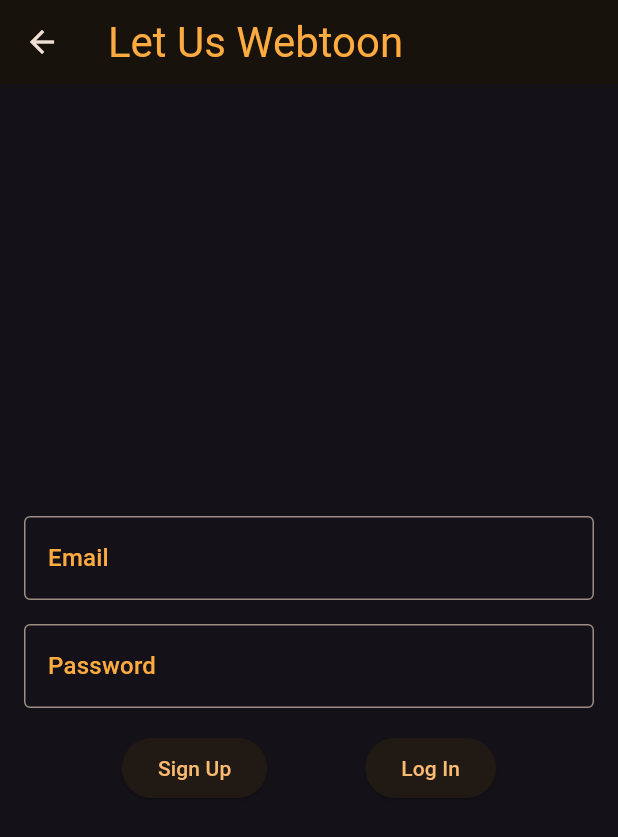
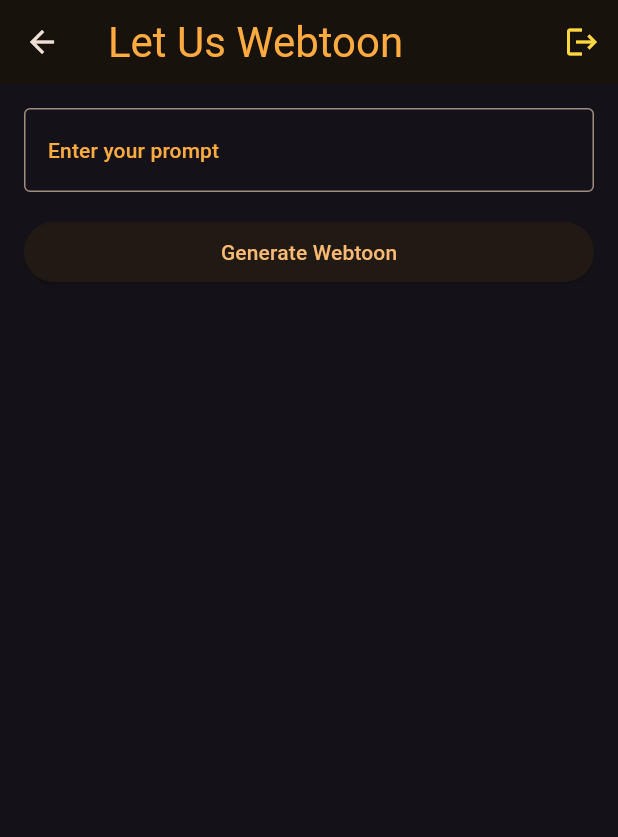
Before and after one commit to WinstonWaligora/let_us_webtoon, a Flutter app: the HomeScreen screen opened directly, after a tap on "Generate New Webtoon", on a phone screen of 412 x 824 dp. Shown: the top 837 px of the screen. Run offline on Flutter 3.47's test engine with Material 3 defaults, Android fonts, the light colour scheme and no system bars; our stand-ins replace firebase_auth, firebase_core; accounts and stored records are empty.

Commit message:
generate_webtoon.dart basic layout

```diff
--- /dev/null
+++ b/lib/generate_webtoon.dart
@@ -0,0 +1,99 @@
+import 'package:firebase_auth/firebase_auth.dart';
+import 'package:flutter/material.dart';
+import 'package:let_us_webtoon/login_screen.dart';
+
+class GenerateWebtoonScreen extends StatefulWidget {
+  const GenerateWebtoonScreen({super.key});
+
+  @override
+  _GenerateWebtoonScreenState createState() => _GenerateWebtoonScreenState();
+}
+
+class _GenerateWebtoonScreenState extends State<GenerateWebtoonScreen> {
+  String generatedScript = ''; // Store the generated script here
+
+  // Function to make the REST POST request and update the generatedScript
+  Future<void> generateWebtoon(String prompt) async {
+    // Implement your API call logic here
+    // Example: Make a POST request to the generative text API
+    // and store the response in generatedScript
+    // ...
+
+    // For demonstration purposes, let's assume the API returns a sample script:
+    setState(() {
+      generatedScript = '''
+        Title: "The Mysterious Webtoon"
+
+        Characters:
+        - Alex (Protagonist): A tech-savvy detective.
+        - Maya (Antagonist): A mischievous AI with a hidden agenda.
+
+        Scene 1: Alex's Office
+        Alex: Maya, what are you hiding?
+        Maya: Oh, just a little secret code that could change the world.
+        Alex: Show me!
+        Maya: (smirking) You'll regret it.
+        ''';
+    });
+  }
+
+  @override
+  Widget build(BuildContext context) {
+    return Scaffold(
+      appBar: AppBar(
+        title: Text('Let Us Webtoon',
+            style: Theme.of(context).textTheme.headlineMedium),
+        actions: [
+          // Sign out button
+          IconButton(
+            onPressed: () async {
+              // Sign out the user from Firebase
+              await FirebaseAuth.instance.signOut();
+              // Navigate to the login screen
+              Navigator.of(context).pushReplacement(
+                MaterialPageRoute(builder: (context) => const LoginScreen()),
+              );
+            },
+            icon: const Icon(Icons.logout),
+            color:
+                Theme.of(context).iconTheme.color, // Explicitly set icon color
+          ),
+        ],
+      ),
+      body: Padding(
+        padding: const EdgeInsets.all(16.0),
+        child: Column(
+          crossAxisAlignment: CrossAxisAlignment.stretch,
+          children: [
+            TextField(
+              decoration: InputDecoration(
+                labelText: 'Enter your prompt',
+                labelStyle: Theme.of(context).textTheme.labelLarge,
+                border: OutlineInputBorder(),
+              ),
+              onChanged: (value) {
+                // Handle prompt input
+                // ...
+              },
+            ),
+            SizedBox(height: 16.0),
+            ElevatedButton(
+              onPressed: () {
+                // Call the API and update generatedScript
+                generateWebtoon('User-provided prompt');
+              },
+              child: Text('Generate Webtoon'),
+            ),
+            SizedBox(height: 16.0),
+            Text(
+              generatedScript,
+              style: Theme.of(context)
+                  .textTheme
+                  .bodyLarge, // Use appropriate text style
+            ),
+          ],
+        ),
+      ),
+    );
+  }
+}
--- a/lib/home_screen.dart
+++ b/lib/home_screen.dart
@@ -1,5 +1,6 @@
 import 'package:flutter/material.dart';
 import 'package:firebase_auth/firebase_auth.dart';
+import 'package:let_us_webtoon/generate_webtoon.dart';
 import 'package:let_us_webtoon/login_screen.dart';
 
 class HomeScreen extends StatelessWidget {
@@ -55,7 +56,7 @@ class HomeScreen extends StatelessWidget {
             onTap: () {
               // Navigate to GenerateWebtoonScreen
               Navigator.of(context).pushReplacement(
-                MaterialPageRoute(builder: (context) => const LoginScreen()),
+                MaterialPageRoute(builder: (context) => const GenerateWebtoonScreen()),
               );
             },
             child: const Row(
@@ -77,7 +78,7 @@ class HomeScreen extends StatelessWidget {
                   padding: const EdgeInsets.all(8.0),
                   child: ListTile(
                     shape: RoundedRectangleBorder(
-                      side: BorderSide(
+                      side: const BorderSide(
                         color: Colors.amber, // Customize border color
                       ),
                       borderRadius:
```
